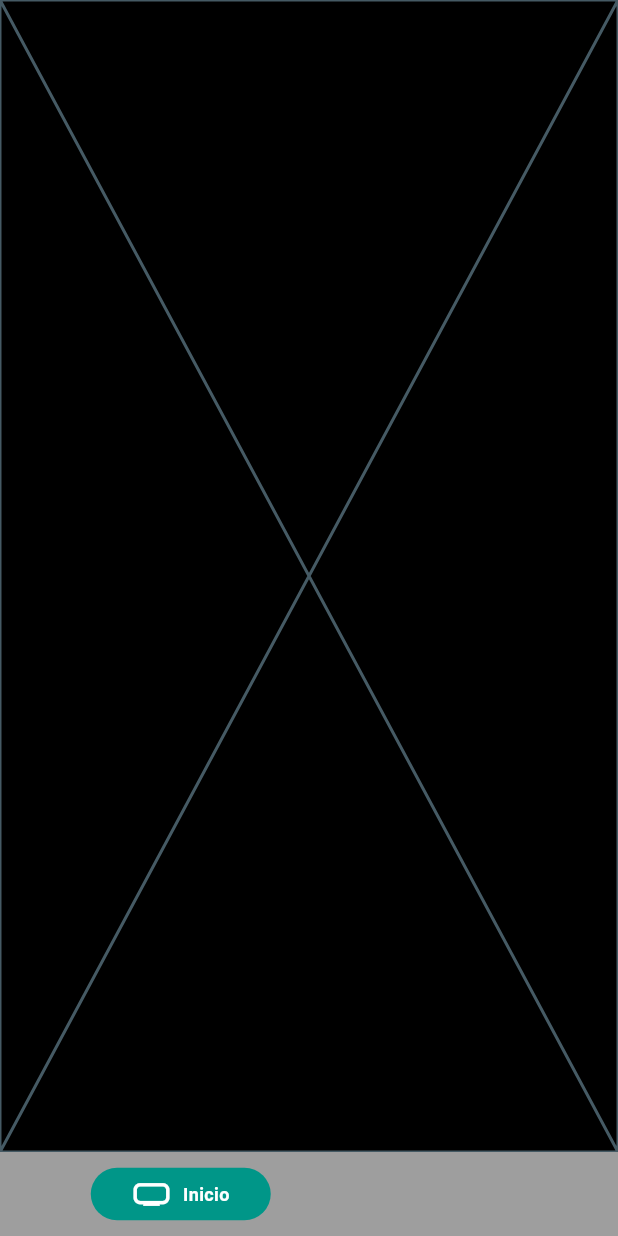
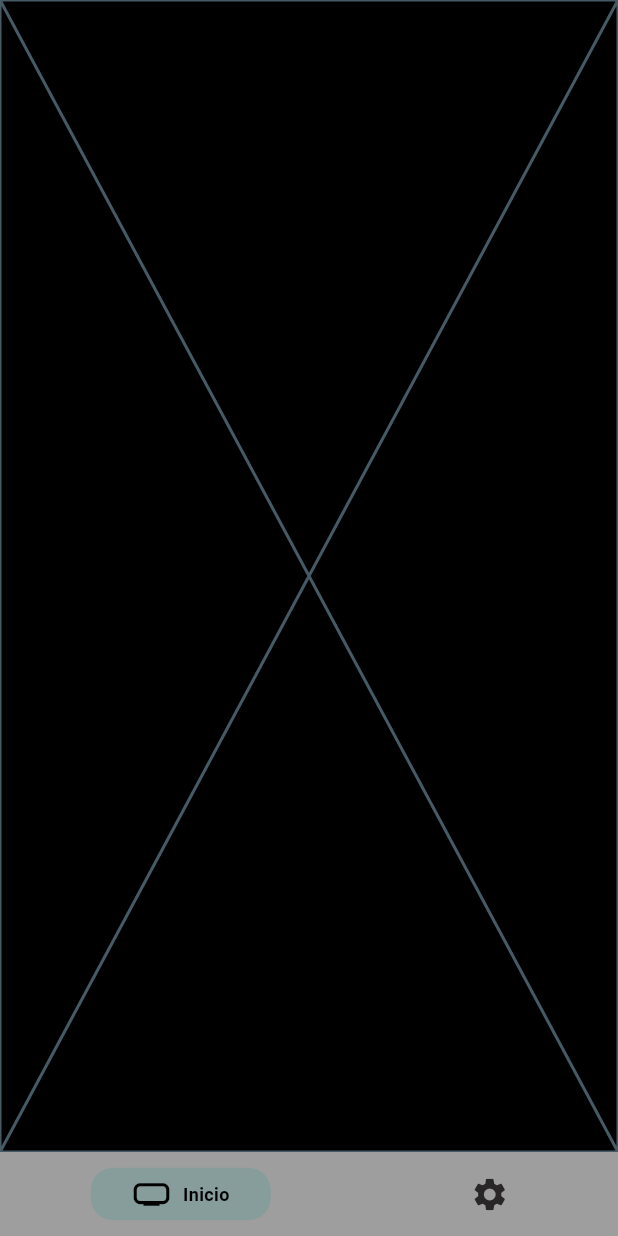
Before and after one commit to oteros2/fl_nutrimate, a Flutter app: the screen it shows after launch, on a phone screen of 412 x 824 dp. Run offline on Flutter 3.47's test engine with Material 3 defaults, Android fonts, the phone set to English and light mode, and no system bars; drawn by our look-alikes of persistent_bottom_nav_bar; our stand-ins replace fl_chart.

Commit message:
tabbar terminado

```diff
--- a/lib/Screens/talScreen.dart
+++ b/lib/Screens/tabScreen.dart
@@ -2,18 +2,18 @@ import 'package:fl_nutrimate/Screens/Chart_Screen.dart';
 import 'package:flutter/material.dart';
 import 'package:persistent_bottom_nav_bar/persistent_bottom_nav_bar.dart';
 
-class TalScreen extends StatelessWidget {
+class TabScreen extends StatelessWidget {
   final PersistentTabController _controller =
       PersistentTabController(initialIndex: 0);
 
-  TalScreen({super.key});
+  TabScreen({super.key});
 
   /// Para un código más legible, las listas las estoy definiendo por separado, en este caso screens pide una lista de Widgets
   /// que serán nuestras screens por lo tanto he creado una lista de tipo Widget y he metido las screen a usar
 
   List<Widget> _buildScreens() {
     return [
-      Placeholder(), // Si llamo a esta misma screen explota (Por experiencia)
+      Placeholder(), // Si llamo a esta misma screen explota (Por experiencia) por lo que reemplazad esto por la main screen
     const ChartScreen(),
     ];
   }
@@ -28,13 +28,15 @@ class TalScreen extends StatelessWidget {
         icon: const Icon(Icons.home_max),
         title: "Inicio",
         activeColorPrimary: Colors.teal,
-        inactiveColorPrimary: Colors.grey,
+        activeColorSecondary: Colors.black,
+        inactiveColorPrimary: const Color.fromARGB(255, 40, 38, 38),
       ),
        PersistentBottomNavBarItem(
         icon: const Icon(Icons.settings),
         title: "Configuración",
         activeColorPrimary: Colors.teal,
-        inactiveColorPrimary: Colors.grey,
+        activeColorSecondary: Colors.black,
+        inactiveColorPrimary: const Color.fromARGB(255, 40, 38, 38),
       ),
     ];
   }
@@ -58,7 +60,7 @@ class TalScreen extends StatelessWidget {
           curve: Curves.ease,
         )
       ),
-      navBarStyle: NavBarStyle.style7,
+      navBarStyle: NavBarStyle.style9,
       );
   }
 
--- a/lib/main.dart
+++ b/lib/main.dart
@@ -1,5 +1,5 @@
 import 'package:fl_nutrimate/Screens/Chart_Screen.dart';
-import 'package:fl_nutrimate/Screens/talScreen.dart';
+import 'package:fl_nutrimate/Screens/tabScreen.dart';
 import 'package:flutter/material.dart';
 
 import 'Screens/Chart_Screen.dart';
@@ -21,7 +21,7 @@ class MyApp extends StatelessWidget {
         useMaterial3: true,
       ),
 
-      home: TalScreen()
+      home: TabScreen()
     );
   }
 }
```
